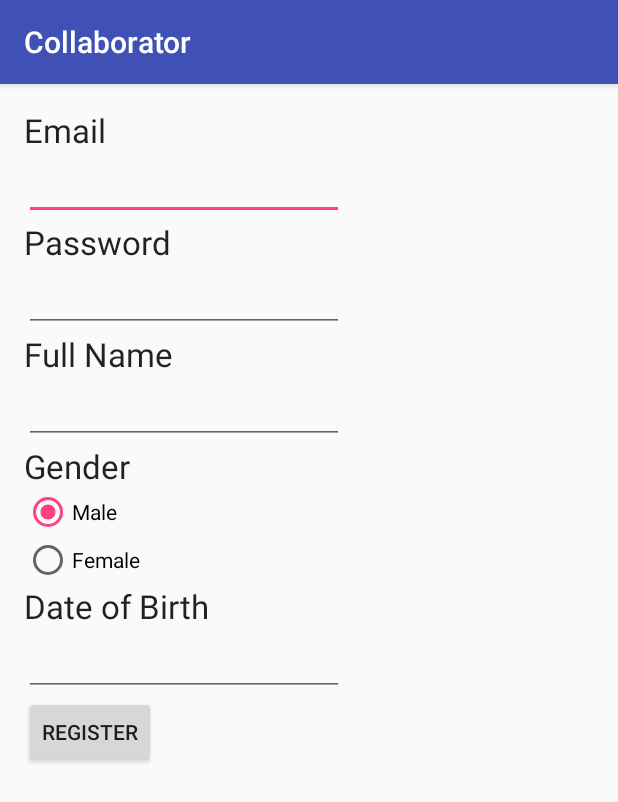
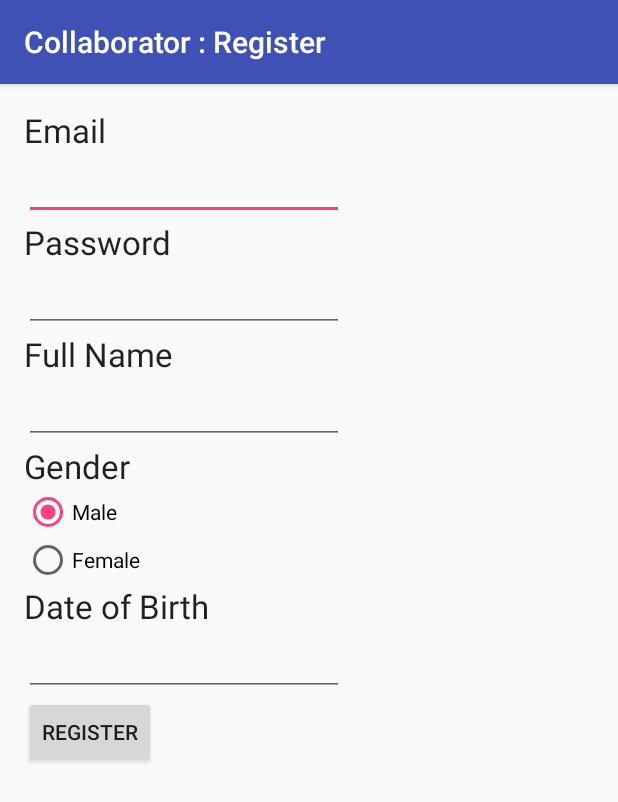
Before and after one commit to matypatty/Collaborator, an Android app: the screen it shows after launch (Register), after a tap on "REGISTER", on a phone screen of 412 x 824 dp. Shown: the top 802 px of the screen. Run offline under Robolectric (Android 15) with nearby library versions, the phone set to English and light mode, and no system bars; 2 statements that could not run were skipped.

Commit message:
small title changes and such

```diff
--- a/app/src/main/java/com/example/mathew/collaborator/ChatActivity.java
+++ b/app/src/main/java/com/example/mathew/collaborator/ChatActivity.java
@@ -34,7 +34,7 @@ public class ChatActivity extends AppCompatActivity {
         if (extras != null) {
             groupID = extras.getInt("group");
             userID = extras.getInt("userid");
-            setTitle(extras.getString("groupname"));
+            setTitle("Collaborator : " + extras.getString("groupname"));
         }
 
         TextView.OnEditorActionListener enterListener = new TextView.OnEditorActionListener(){
--- a/app/src/main/java/com/example/mathew/collaborator/LoginActivity.java
+++ b/app/src/main/java/com/example/mathew/collaborator/LoginActivity.java
@@ -66,6 +66,7 @@ public class LoginActivity extends AppCompatActivity implements LoaderCallbacks<
     @Override
     protected void onCreate(Bundle savedInstanceState) {
         super.onCreate(savedInstanceState);
+        setTitle("Collaborator : Login");
         setContentView(R.layout.activity_login);
         // Set up the login form.
         mEmailView = (AutoCompleteTextView) findViewById(R.id.email);
--- a/app/src/main/java/com/example/mathew/collaborator/MainActivity.java
+++ b/app/src/main/java/com/example/mathew/collaborator/MainActivity.java
@@ -30,6 +30,7 @@ public class MainActivity extends AppCompatActivity {
     @Override
     protected void onCreate(Bundle savedInstanceState) {
         super.onCreate(savedInstanceState);
+        setTitle("Collaborator : Groups");
         setContentView(R.layout.activity_main);
         Toolbar toolbar = (Toolbar) findViewById(R.id.toolbar);
         setSupportActionBar(toolbar);
--- a/app/src/main/java/com/example/mathew/collaborator/Register.java
+++ b/app/src/main/java/com/example/mathew/collaborator/Register.java
@@ -35,6 +35,7 @@ public class Register extends AppCompatActivity {
     @Override
     protected void onCreate(Bundle savedInstanceState) {
         super.onCreate(savedInstanceState);
+        setTitle("Collaborator : Register");
         setContentView(R.layout.activity_register);
 
         mRegisterFormView = findViewById(R.id.registerview);
```
